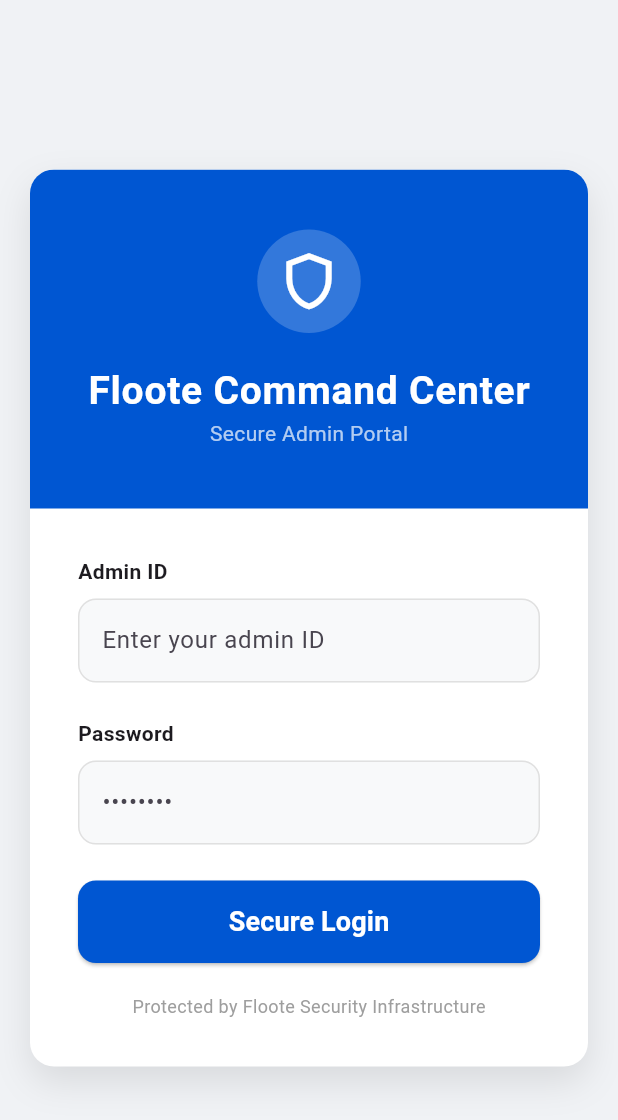
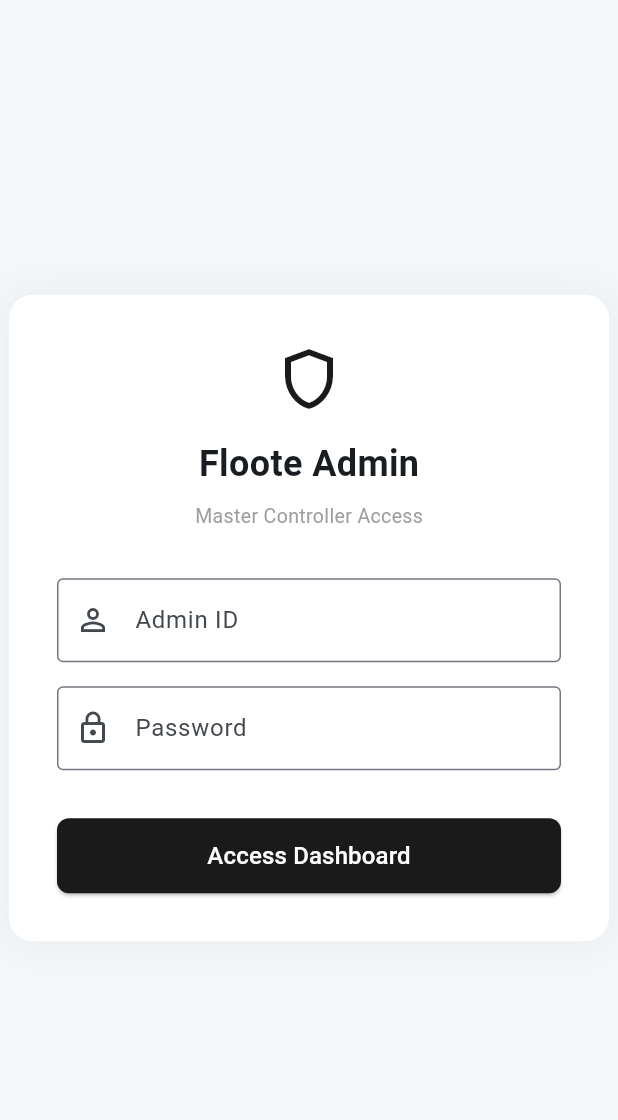
Before and after one commit to crystlmr10/the_basics, a Flutter app: the screen it shows after launch, on a phone screen of 412 x 824 dp. Shown: the top 1120 px of the screen. Run offline on Flutter 3.47's test engine with Material 3 defaults, Android fonts, the phone set to English and light mode, and no system bars; our stand-ins replace fl_chart, flutter_map, latlong2, supabase_flutter; accounts and stored records are empty.

Commit message:
adminlogindone

```diff
--- a/lib/main.dart
+++ b/lib/main.dart
@@ -1,180 +1,188 @@
 import 'package:flutter/material.dart';
-// UPDATED: Path matches your new filename exactly
-import 'pages/admin_dash.dart';
+import 'package:supabase_flutter/supabase_flutter.dart';
+import 'pages/admin_dash.dart'; // Ensure this matches your dashboard file name
 
-void main() => runApp(const MyApp());
+Future<void> main() async {
+  WidgetsFlutterBinding.ensureInitialized();
 
-class MyApp extends StatelessWidget {
-  const MyApp({super.key});
+  // Initialize Supabase for the Admin Website
+  await Supabase.initialize(
+    url: 'https://ttsrktldvvqrgkfhsbbl.supabase.co/',
+    anonKey: 'eyJhbGciOiJIUzI1NiIsInR5cCI6IkpXVCJ9.eyJpc3MiOiJzdXBhYmFzZSIsInJlZiI6InR0c3JrdGxkdnZxcmdrZmhzYmJsIiwicm9sZSI6ImFub24iLCJpYXQiOjE3NzI1NDYxODcsImV4cCI6MjA4ODEyMjE4N30.DkQAOtyA4gezkPFCWPtyoS2UKw2NYvZcAlsAWbql3QY', // Paste your real anon key here!
+  );
+
+  runApp(const AdminApp());
+}
+
+class AdminApp extends StatelessWidget {
+  const AdminApp({super.key});
 
   @override
   Widget build(BuildContext context) {
     return MaterialApp(
-      title: 'Floote Command Center',
+      title: 'Floote Admin Control',
       debugShowCheckedModeBanner: false,
-      theme: ThemeData(primarySwatch: Colors.blue, useMaterial3: true),
+      theme: ThemeData(
+        colorScheme: ColorScheme.fromSeed(seedColor: const Color(0xFF1A1A1B)),
+        useMaterial3: true,
+      ),
+      // This is the screen your logout button routes back to
       home: const FlooteLoginScreen(),
     );
   }
 }
 
-class FlooteLoginScreen extends StatelessWidget {
+class FlooteLoginScreen extends StatefulWidget {
   const FlooteLoginScreen({super.key});
 
   @override
+  State<FlooteLoginScreen> createState() => _FlooteLoginScreenState();
+}
+
+class _FlooteLoginScreenState extends State<FlooteLoginScreen> {
+  // Changed controller name to reflect it takes an ID, not a full email
+  final _adminIdController = TextEditingController();
+  final _passwordController = TextEditingController();
+  bool _isLoading = false;
+
+  @override
+  void dispose() {
+    _adminIdController.dispose();
+    _passwordController.dispose();
+    super.dispose();
+  }
+
+  Future<void> _adminLogin() async {
+    setState(() => _isLoading = true);
+    try {
+      final adminID = _adminIdController.text.trim();
+      final password = _passwordController.text;
+
+      // 1. Format the ID to match the admin dummy email we created in Supabase
+      String formattedEmail = "$adminID@admin.floote.com";
+
+      // 2. Send the formatted credentials to Supabase for verification
+      final AuthResponse res = await Supabase.instance.client.auth.signInWithPassword(
+        email: formattedEmail,
+        password: password,
+      );
+
+      // 3. Double-check they actually have admin privileges in the profiles table
+      final profile = await Supabase.instance.client
+          .from('profiles')
+          .select('role')
+          .eq('id', res.user!.id)
+          .single();
+
+      if (profile['role'] == 'admin') {
+        // 4. If successful, push them to the Dashboard
+        if (mounted) {
+          Navigator.pushReplacement(
+            context,
+            MaterialPageRoute(builder: (context) => const AdminDashboard()),
+          );
+        }
+      } else {
+        // Kick them out if a standard user tries to log in here
+        await Supabase.instance.client.auth.signOut();
+        throw Exception("Access Denied: Not an authorized admin account.");
+      }
+    } catch (e) {
+      // 5. If it fails, show an error
+      if (mounted) {
+        ScaffoldMessenger.of(context).showSnackBar(
+          const SnackBar(
+            content: Text('Login failed: Invalid Admin ID or Password'),
+            backgroundColor: Colors.redAccent,
+          ),
+        );
+      }
+    } finally {
+      if (mounted) setState(() => _isLoading = false);
+    }
+  }
+
+  @override
   Widget build(BuildContext context) {
-    const Color flooteBlue = Color(0xFF0056D2);
-    const Color inputGray = Color(0xFFF8F9FA);
-
     return Scaffold(
-      backgroundColor: const Color(0xFFF0F2F5),
+      backgroundColor: const Color(0xFFF4F7FA), // Matches your dashboard background
       body: Center(
-        child: SingleChildScrollView(
         child: Container(
-            width: 450,
-            margin: const EdgeInsets.symmetric(vertical: 40, horizontal: 20),
+          width: 400, // Keeps the login box a nice fixed size on a web browser
+          padding: const EdgeInsets.all(32),
           decoration: BoxDecoration(
             color: Colors.white,
             borderRadius: BorderRadius.circular(16),
             boxShadow: [
               BoxShadow(
-                  color: Colors.black.withValues(alpha: 0.1),
+                color: Colors.black.withValues(alpha: 0.05),
                 blurRadius: 20,
-                  offset: const Offset(0, 10),
-                ),
+              )
             ],
           ),
-            child: ClipRRect(
-              borderRadius: BorderRadius.circular(16),
           child: Column(
             mainAxisSize: MainAxisSize.min,
             children: [
-                  Container(
-                    width: double.infinity,
-                    color: flooteBlue,
-                    padding: const EdgeInsets.symmetric(vertical: 40),
-                    child: Column(
-                      children: [
-                        Container(
-                          padding: const EdgeInsets.all(12),
-                          decoration: BoxDecoration(
-                            color: Colors.white.withValues(alpha: 0.2),
-                            shape: BoxShape.circle,
+              const Icon(Icons.shield_outlined, size: 48, color: Color(0xFF1A1A1B)),
+              const SizedBox(height: 16),
+              const Text(
+                "Floote Admin",
+                style: TextStyle(fontSize: 24, fontWeight: FontWeight.bold),
               ),
-                          child: const Icon(
-                            Icons.shield_outlined,
-                            color: Colors.white,
-                            size: 45,
+              const SizedBox(height: 8),
+              const Text(
+                "Master Controller Access",
+                style: TextStyle(color: Colors.grey, fontSize: 13),
+              ),
+              const SizedBox(height: 32),
+
+              // Changed from Email to Admin ID input
+              TextField(
+                controller: _adminIdController,
+                decoration: const InputDecoration(
+                  labelText: "Admin ID",
+                  hintText: "e.g., admin.1",
+                  border: OutlineInputBorder(),
+                  prefixIcon: Icon(Icons.person_outline), // Updated icon
                 ),
               ),
-                        const SizedBox(height: 20),
-                        const Text(
-                          "Floote Command Center",
-                          style: TextStyle(
-                            color: Colors.white,
-                            fontSize: 26,
-                            fontWeight: FontWeight.bold,
-                            letterSpacing: 0.5,
+              const SizedBox(height: 16),
+              TextField(
+                controller: _passwordController,
+                obscureText: true,
+                decoration: const InputDecoration(
+                  labelText: "Password",
+                  border: OutlineInputBorder(),
+                  prefixIcon: Icon(Icons.lock_outline),
                 ),
               ),
-                        const Text(
-                          "Secure Admin Portal",
-                          style: TextStyle(color: Colors.white70),
-                        ),
-                      ],
+              const SizedBox(height: 32),
+              SizedBox(
+                width: double.infinity,
+                height: 50,
+                child: ElevatedButton(
+                  onPressed: _isLoading ? null : _adminLogin,
+                  style: ElevatedButton.styleFrom(
+                    backgroundColor: const Color(0xFF1A1A1B),
+                    foregroundColor: Colors.white,
+                    shape: RoundedRectangleBorder(
+                      borderRadius: BorderRadius.circular(8),
                     ),
                   ),
-                  Padding(
-                    padding: const EdgeInsets.all(32.0),
-                    child: Column(
-                      crossAxisAlignment: CrossAxisAlignment.start,
-                      children: [
-                        const Text(
-                          "Admin ID",
-                          style: TextStyle(fontWeight: FontWeight.w600),
-                        ),
-                        const SizedBox(height: 8),
-                        _buildTextField("Enter your admin ID", inputGray),
-                        const SizedBox(height: 24),
-                        const Text(
-                          "Password",
-                          style: TextStyle(fontWeight: FontWeight.w600),
-                        ),
-                        const SizedBox(height: 8),
-                        _buildTextField(
-                          "••••••••",
-                          inputGray,
-                          isPassword: true,
-                        ),
-                        const SizedBox(height: 24),
-                        SizedBox(
-                          width: double.infinity,
-                          height: 55,
-                          child: ElevatedButton(
-                            onPressed: () {
-                              // Ensure this calls the correct class 'AdminDashboard'
-                              Navigator.pushReplacement(
-                                context,
-                                MaterialPageRoute(
-                                  builder: (context) => const AdminDashboard(),
-                                ),
-                              );
-                            },
-                            style: ElevatedButton.styleFrom(
-                              backgroundColor: flooteBlue,
-                              foregroundColor: Colors.white,
-                              shape: RoundedRectangleBorder(
-                                borderRadius: BorderRadius.circular(12),
-                              ),
-                            ),
-                            child: const Text(
-                              "Secure Login",
-                              style: TextStyle(
-                                fontSize: 18,
-                                fontWeight: FontWeight.bold,
-                              ),
-                            ),
-                          ),
-                        ),
-                        const SizedBox(height: 20),
-                        const Center(
-                          child: Text(
-                            "Protected by Floote Security Infrastructure",
-                            style: TextStyle(color: Colors.grey, fontSize: 12),
-                          ),
-                        ),
-                      ],
+                  child: _isLoading
+                      ? const SizedBox(
+                          height: 20,
+                          width: 20,
+                          child: CircularProgressIndicator(
+                              color: Colors.white, strokeWidth: 2),
+                        )
+                      : const Text("Access Dashboard", style: TextStyle(fontSize: 16)),
                 ),
               ),
             ],
           ),
         ),
       ),
-        ),
-      ),
-    );
-  }
-
-  Widget _buildTextField(
-    String hint,
-    Color bgColor, {
-    bool isPassword = false,
-  }) {
-    return TextField(
-      obscureText: isPassword,
-      decoration: InputDecoration(
-        hintText: hint,
-        filled: true,
-        fillColor: bgColor,
-        enabledBorder: OutlineInputBorder(
-          borderRadius: BorderRadius.circular(12),
-          borderSide: const BorderSide(color: Color(0xFFE0E0E0)),
-        ),
-        focusedBorder: OutlineInputBorder(
-          borderRadius: BorderRadius.circular(12),
-          borderSide: const BorderSide(color: Color(0xFF0056D2), width: 1.5),
-        ),
-      ),
     );
   }
 }
--- a/pubspec.yaml
+++ b/pubspec.yaml
@@ -41,6 +41,7 @@ dependencies:
   # The following adds the Cupertino Icons font to your application.
   # Use with the CupertinoIcons class for iOS style icons.
   cupertino_icons: ^1.0.8
+  supabase_flutter: ^2.12.0
 
 dev_dependencies:
   flutter_test:
```
Also changed, not shown: pubspec.lock, 5 other files. Lines whose indentation alone changed are shown as unchanged.
